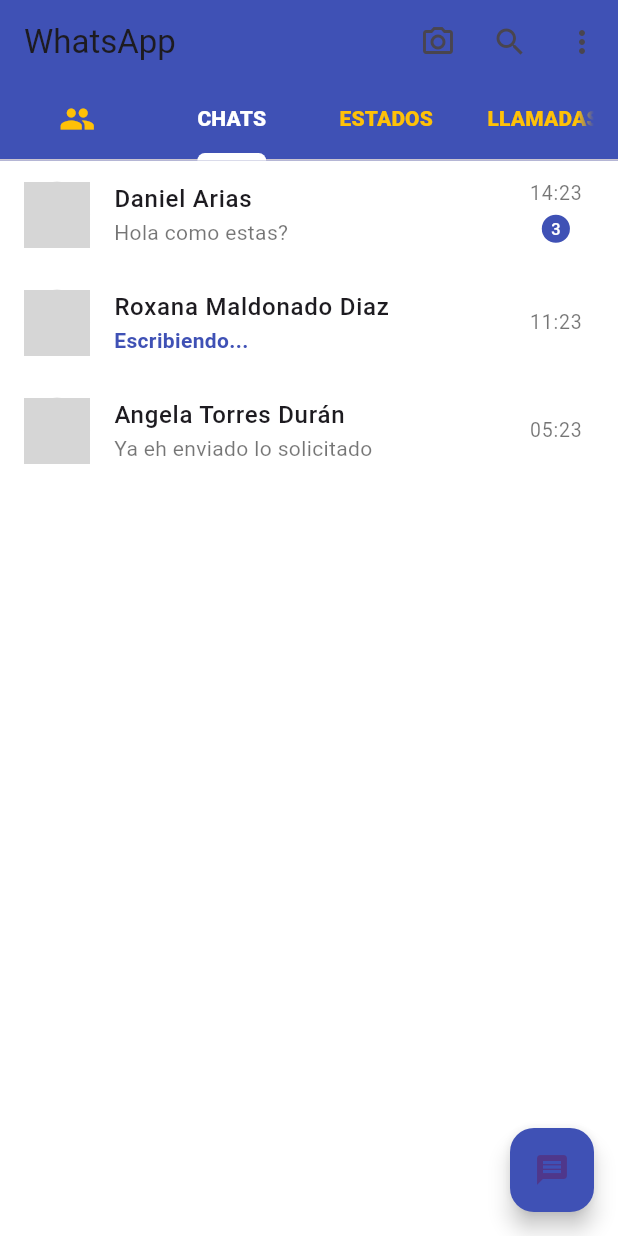
After one commit to jvillavicenciot26/codigo6_whatsapp, a Flutter app: the screen it shows after launch, tab 2 chosen, on a phone screen of 412 x 824 dp. The commit adds this screen. Run offline on Flutter 3.47's test engine with Material 2 defaults, Android fonts, the phone set to English and light mode, and no system bars; network calls fail; grey boxes are pictures that could not be loaded.

Commit message:
Models, Pages, Data e ItemWidget

```diff
--- /dev/null
+++ b/lib/Data/data_dummy.dart
@@ -0,0 +1,79 @@
+import 'package:codigo6_whatsapp/Models/chat_model.dart';
+import 'package:codigo6_whatsapp/Models/message_model.dart';
+import 'package:codigo6_whatsapp/Models/states_model.dart';
+
+class DataDummy {
+  List<ChatModel> chats = [
+    ChatModel(
+      avatar:
+          "https://images.pexels.com/photos/220453/pexels-photo-220453.jpeg?auto=compress&cs=tinysrgb&w=1260&h=750&dpr=1",
+      name: "Daniel Arias",
+      message: "Hola como estas?",
+      time: "14:23",
+      date: "12/02",
+      isTyping: false,
+      countMessage: 3,
+    ),
+    ChatModel(
+      avatar:
+          "https://images.pexels.com/photos/733872/pexels-photo-733872.jpeg?auto=compress&cs=tinysrgb&w=1260&h=750&dpr=1",
+      name: "Roxana Maldonado Diaz",
+      message: "Hola como estas?",
+      time: "11:23",
+      date: "31/02",
+      isTyping: true,
+      countMessage: 0,
+    ),
+    ChatModel(
+      avatar:
+          "https://images.pexels.com/photos/773371/pexels-photo-773371.jpeg",
+      name: "Angela Torres Durán",
+      message: "Ya eh enviado lo solicitado",
+      time: "05:23",
+      date: "20/02",
+      isTyping: false,
+      countMessage: 0,
+    ),
+  ];
+
+  List<MessageModel> messages = [
+    MessageModel(
+      message: "Hola",
+      type: "me",
+      time: "10:30",
+    ),
+    MessageModel(
+      message: "Hola, cómo estas",
+      type: "other",
+      time: "10:31",
+    ),
+    MessageModel(
+      message: "Bien, ando practicando",
+      type: "other",
+      time: "10:32",
+    ),
+  ];
+
+  List<StatesModel> states = [
+    StatesModel(
+      image:
+          "https://images.pexels.com/photos/220453/pexels-photo-220453.jpeg?auto=compress&cs=tinysrgb&w=1260&h=750&dpr=1",
+      name: "Daniel Arias",
+      datetime: "20:23",
+      publish: false,
+    ),
+    StatesModel(
+      image:
+          "https://images.pexels.com/photos/733872/pexels-photo-733872.jpeg?auto=compress&cs=tinysrgb&w=1260&h=750&dpr=1",
+      name: "Roxana Maldonado Diaz",
+      datetime: "14:37",
+      publish: true,
+    ),
+    StatesModel(
+      image: "https://images.pexels.com/photos/773371/pexels-photo-773371.jpeg",
+      name: "Angela Torres Durán",
+      datetime: "11:15",
+      publish: false,
+    ),
+  ];
+}
--- /dev/null
+++ b/lib/Models/chat_model.dart
@@ -0,0 +1,19 @@
+class ChatModel {
+  String avatar;
+  String name;
+  String message;
+  String time;
+  String date;
+  bool isTyping;
+  int countMessage;
+
+  ChatModel({
+    required this.avatar,
+    required this.name,
+    required this.message,
+    required this.time,
+    required this.date,
+    required this.isTyping,
+    required this.countMessage,
+  });
+}
--- /dev/null
+++ b/lib/Models/message_model.dart
@@ -0,0 +1,11 @@
+class MessageModel {
+  String message;
+  String type;
+  String time;
+
+  MessageModel({
+    required this.message,
+    required this.type,
+    required this.time,
+  });
+}
--- /dev/null
+++ b/lib/Models/states_model.dart
@@ -0,0 +1,16 @@
+import 'package:codigo6_whatsapp/Data/data_dummy.dart';
+import 'package:flutter/cupertino.dart';
+
+class StatesModel {
+  String image;
+  String name;
+  String datetime;
+  bool publish;
+
+  StatesModel({
+    required this.image,
+    required this.name,
+    required this.datetime,
+    required this.publish,
+  });
+}
--- /dev/null
+++ b/lib/Pages/chat_page.dart
@@ -0,0 +1,18 @@
+import 'package:codigo6_whatsapp/Data/data_dummy.dart';
+import 'package:codigo6_whatsapp/widgets/item_chat_widget.dart';
+import 'package:flutter/material.dart';
+
+class ChatPage extends StatelessWidget {
+  DataDummy data = DataDummy();
+  @override
+  Widget build(BuildContext context) {
+    return ListView.builder(
+      itemCount: data.chats.length,
+      itemBuilder: (BuildContext context, int index) {
+        return ItemChatWidget(
+          dataChat: data.chats[index],
+        );
+      },
+    );
+  }
+}
--- a/lib/Pages/home_page.dart
+++ b/lib/Pages/home_page.dart
@@ -1,3 +1,5 @@
+import 'package:codigo6_whatsapp/Pages/chat_page.dart';
+import 'package:codigo6_whatsapp/Pages/states_page.dart';
 import 'package:flutter/material.dart';
 
 class HomePage extends StatefulWidget {
@@ -113,18 +115,20 @@ class _HomePageState extends State<HomePage>
               color: Colors.black,
             ),
           ),
-          Text(
-            "Chats",
-            style: TextStyle(
-              color: Colors.black,
-            ),
-          ),
-          Text(
-            "Estados",
-            style: TextStyle(
-              color: Colors.black,
-            ),
-          ),
+          // Text(
+          //   "Chats",
+          //   style: TextStyle(
+          //     color: Colors.black,
+          //   ),
+          // ),
+          ChatPage(),
+          // Text(
+          //   "Estados",
+          //   style: TextStyle(
+          //     color: Colors.black,
+          //   ),
+          // ),
+          StatesPage(),
           Text(
             "Llamadas",
             style: TextStyle(
--- a/lib/main.dart
+++ b/lib/main.dart
@@ -14,7 +14,7 @@ class MyApp extends StatelessWidget {
       home: HomePage(),
       theme: ThemeData(
         //brightness: permite establecer tema claro u oscuro
-        brightness: Brightness.dark,
+        //brightness: Brightness.dark,
         //useMaterial3: establece patron de diseño en Material3
         useMaterial3: true,
         //scaffoldBackgroundColor: establece el color de los background de todos los scaffold
--- /dev/null
+++ b/lib/widgets/item_chat_widget.dart
@@ -0,0 +1,79 @@
+import 'package:codigo6_whatsapp/Models/chat_model.dart';
+import 'package:codigo6_whatsapp/Pages/chat_detail_page.dart';
+import 'package:flutter/material.dart';
+
+class ItemChatWidget extends StatelessWidget {
+  //Map<String, String> dataChat;
+  ChatModel dataChat;
+  ItemChatWidget({required this.dataChat});
+
+  @override
+  Widget build(BuildContext context) {
+    return Container(
+      child: ListTile(
+        onTap: () {
+          Navigator.push(
+            context,
+            MaterialPageRoute(
+              builder: (context) => ChatDetailPage(
+                image: dataChat.avatar,
+                name: dataChat.name,
+              ),
+            ),
+          );
+        },
+        leading: CircleAvatar(
+          backgroundColor: Colors.black12,
+          radius: 22,
+          backgroundImage: NetworkImage(
+            dataChat.avatar,
+          ),
+        ),
+        title: Text(
+          dataChat.name,
+          style: TextStyle(
+            fontWeight: FontWeight.w500,
+          ),
+        ),
+        subtitle: Text(
+          // operadores ternarios condicion booleanda ? verdadero : falso
+          // Si dataChat.isTyping es verdadero, "Escribiendo" sino dataChat.message
+          dataChat.isTyping ? "Escribiendo..." : dataChat.message,
+          maxLines: 1,
+          overflow: TextOverflow.ellipsis,
+          style: TextStyle(
+              color: dataChat.isTyping ? Colors.indigo : Colors.black54,
+              fontWeight:
+                  dataChat.isTyping ? FontWeight.bold : FontWeight.normal),
+        ),
+        trailing: Column(
+          mainAxisAlignment: MainAxisAlignment.center,
+          children: [
+            Text(
+              dataChat.time,
+              style: TextStyle(
+                fontWeight: FontWeight.w400,
+                fontSize: 13.0,
+                color: Colors.black54,
+              ),
+            ),
+            //Si se tiene mas de un mensaje muestra el container
+            dataChat.countMessage > 0
+                ? Container(
+                    padding: EdgeInsets.all(6.0),
+                    decoration: BoxDecoration(
+                        color: Colors.indigo, shape: BoxShape.circle),
+                    child: Text(
+                      dataChat.countMessage.toString(),
+                      style: TextStyle(
+                        color: Colors.white,
+                      ),
+                    ),
+                  )
+                : const SizedBox()
+          ],
+        ),
+      ),
+    );
+  }
+}
```
Also changed, not shown: lib/Pages/chat_detail_page.dart (added, +305 -0 lines), lib/Pages/states_page.dart (added, +54 -0 lines).
